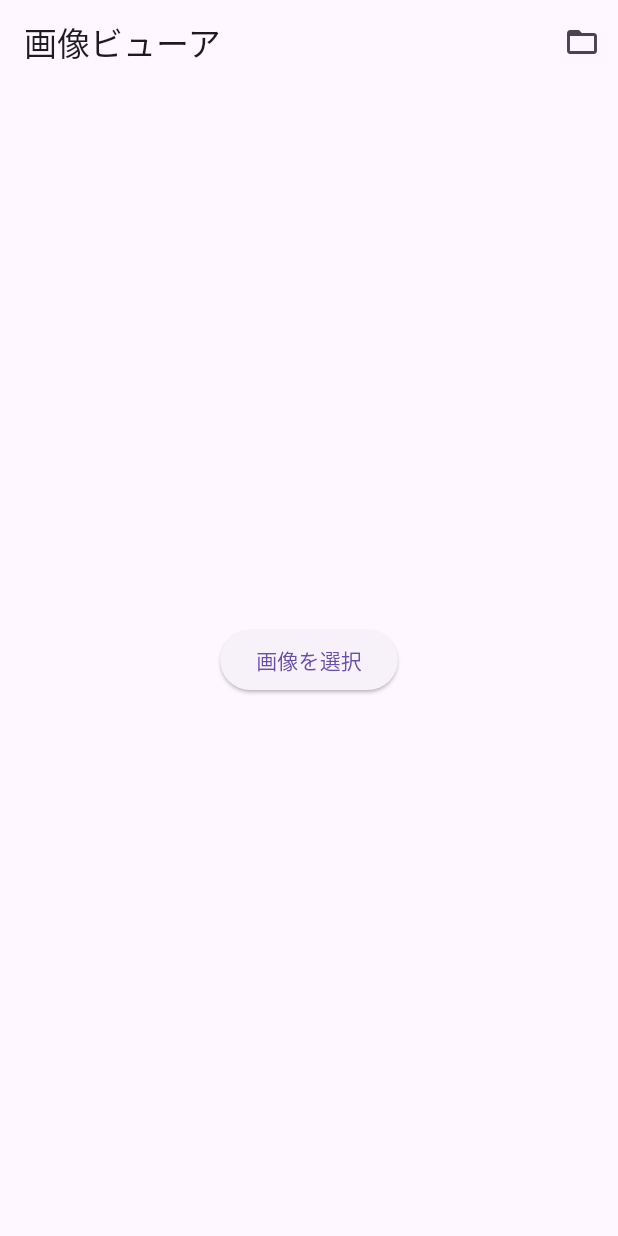
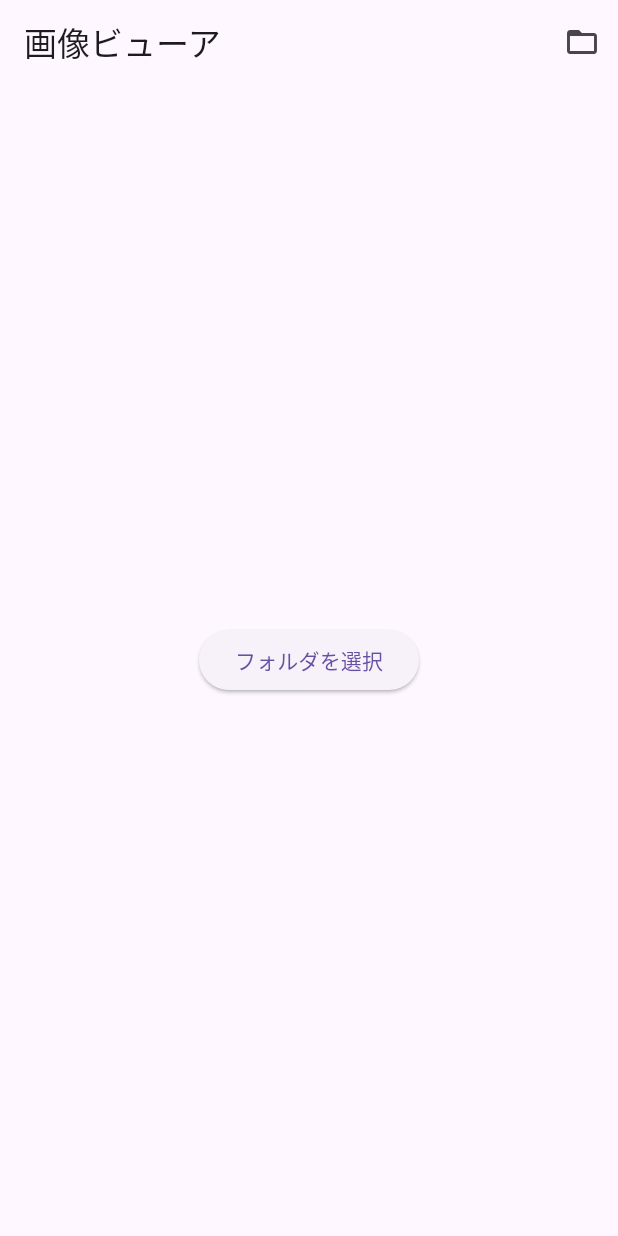
Before and after one commit to yanagi-jabee-28/new_image_manager, a Flutter app: the screen it shows after launch, after a tap on the "folder open" icon, on a phone screen of 412 x 824 dp. Run offline on Flutter 3.47's test engine with Material 3 defaults, Android fonts, the light colour scheme and no system bars; our stand-ins replace file_picker, permission_handler, photo_view.

Commit message:
フォルダから画像を選択する機能を追加し、関連するプラグインを登録

```diff
--- a/image_viewer/lib/main.dart
+++ b/image_viewer/lib/main.dart
@@ -38,16 +38,29 @@
     await Permission.storage.request();
   }
 
-  Future<void> pickImages() async {
-    FilePickerResult? result = await FilePicker.platform.pickFiles(
-      allowMultiple: true,
-      type: FileType.image,
-    );
-    if (result != null) {
-      setState(() {
-        images = result.paths.map((p) => File(p!)).toList();
-        currentIndex = 0;
-      });
+  Future<void> pickFolderImages() async {
+    String? selectedDirectory = await FilePicker.platform.getDirectoryPath();
+    if (selectedDirectory != null) {
+      final dir = Directory(selectedDirectory);
+      final files = dir
+          .listSync()
+          .whereType<File>()
+          .where(
+            (f) =>
+                f.path.toLowerCase().endsWith('.jpg') ||
+                f.path.toLowerCase().endsWith('.jpeg') ||
+                f.path.toLowerCase().endsWith('.png') ||
+                f.path.toLowerCase().endsWith('.gif') ||
+                f.path.toLowerCase().endsWith('.webp') ||
+                f.path.toLowerCase().endsWith('.bmp'),
+          )
+          .toList();
+      if (files.isNotEmpty) {
+        setState(() {
+          images = files;
+          currentIndex = 0;
+        });
+      }
     }
   }
 
@@ -71,16 +84,16 @@
         actions: [
           IconButton(
             icon: const Icon(Icons.folder_open),
-            onPressed: pickImages,
-            tooltip: '画像を選択',
+            onPressed: pickFolderImages,
+            tooltip: 'フォルダを選択',
           ),
         ],
       ),
       body: images.isEmpty
           ? Center(
               child: ElevatedButton(
-                onPressed: pickImages,
-                child: const Text('画像を選択'),
+                onPressed: pickFolderImages,
+                child: const Text('フォルダを選択'),
               ),
             )
           : Column(
```
Also changed, not shown: 2 other files.
